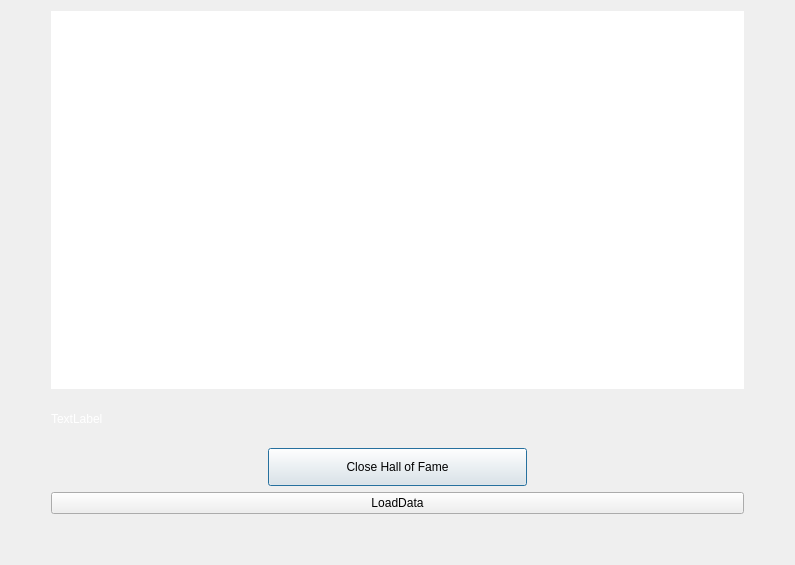
Old version of the form MATF_Chicken_Invaders/forms/hofwindow.ui in the repository a1eksandar1/Chicken-Invaders.
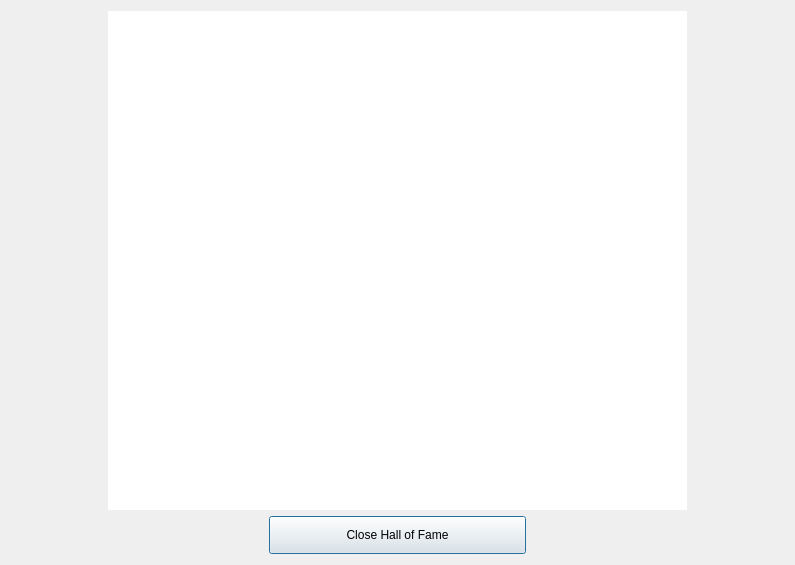
New version of the form. Icons and pictures are not drawn.

```diff
--- a/MATF_Chicken_Invaders/forms/hofwindow.ui
+++ b/MATF_Chicken_Invaders/forms/hofwindow.ui
@@ -16,9 +16,9 @@
   <property name="autoFillBackground">
    <bool>true</bool>
   </property>
-  <layout class="QGridLayout" name="gridLayout_2" rowstretch="0,8,1,0,0,0" columnstretch="0,6,0">
-   <item row="3" column="1">
-    <layout class="QHBoxLayout" name="horizontalLayout_2" stretch="5,6,5">
+  <layout class="QGridLayout" name="gridLayout_2" rowstretch="0,0,0,0,0,0" columnstretch="0">
+   <item row="3" column="0">
+    <layout class="QHBoxLayout" name="horizontalLayout_2" stretch="1,1,1">
      <item>
       <spacer name="horizontalSpacer_6">
        <property name="orientation">
@@ -65,36 +65,12 @@
      </item>
     </layout>
    </item>
-   <item row="3" column="2">
-    <spacer name="horizontalSpacer_4">
-     <property name="orientation">
-      <enum>Qt::Horizontal</enum>
+   <item row="0" column="0">
+    <layout class="QHBoxLayout" name="horizontalLayout" stretch="1,6,1">
+     <property name="spacing">
+      <number>3</number>
      </property>
-     <property name="sizeHint" stdset="0">
-      <size>
-       <width>40</width>
-       <height>20</height>
-      </size>
-     </property>
-    </spacer>
-   </item>
-   <item row="3" column="0">
-    <spacer name="horizontalSpacer_3">
-     <property name="orientation">
-      <enum>Qt::Horizontal</enum>
-     </property>
-     <property name="sizeHint" stdset="0">
-      <size>
-       <width>40</width>
-       <height>20</height>
-      </size>
-     </property>
-    </spacer>
-   </item>
-   <item row="0" column="1">
-    <layout class="QHBoxLayout" name="horizontalLayout"/>
-   </item>
-   <item row="1" column="0">
+     <item>
     <spacer name="horizontalSpacer">
      <property name="orientation">
       <enum>Qt::Horizontal</enum>
@@ -107,50 +83,7 @@
      </property>
     </spacer>
    </item>
-   <item row="5" column="1">
-    <spacer name="verticalSpacer">
-     <property name="orientation">
-      <enum>Qt::Vertical</enum>
-     </property>
-     <property name="sizeHint" stdset="0">
-      <size>
-       <width>20</width>
-       <height>40</height>
-      </size>
-     </property>
-    </spacer>
-   </item>
-   <item row="1" column="2">
-    <spacer name="horizontalSpacer_2">
-     <property name="orientation">
-      <enum>Qt::Horizontal</enum>
-     </property>
-     <property name="sizeHint" stdset="0">
-      <size>
-       <width>40</width>
-       <height>20</height>
-      </size>
-     </property>
-    </spacer>
-   </item>
-   <item row="2" column="1">
-    <widget class="QLabel" name="NewLabel">
-     <property name="styleSheet">
-      <string notr="true">color: rgb(255, 255, 255);</string>
-     </property>
-     <property name="text">
-      <string>TextLabel</string>
-     </property>
-    </widget>
-   </item>
-   <item row="4" column="1">
-    <widget class="QPushButton" name="SqlButton">
-     <property name="text">
-      <string>LoadData</string>
-     </property>
-    </widget>
-   </item>
-   <item row="1" column="1">
+     <item>
     <widget class="QTableView" name="tableView">
      <property name="styleSheet">
       <string notr="true">background-image: url(:/images/backgrounds/gameBackground.png);
@@ -159,7 +92,7 @@
 color:  white;</string>
      </property>
      <property name="showGrid">
-      <bool>false</bool>
+        <bool>true</bool>
      </property>
      <property name="gridStyle">
       <enum>Qt::NoPen</enum>
@@ -171,6 +104,21 @@
       <bool>false</bool>
      </attribute>
     </widget>
+     </item>
+     <item>
+      <spacer name="horizontalSpacer_2">
+       <property name="orientation">
+        <enum>Qt::Horizontal</enum>
+       </property>
+       <property name="sizeHint" stdset="0">
+        <size>
+         <width>40</width>
+         <height>20</height>
+        </size>
+       </property>
+      </spacer>
+     </item>
+    </layout>
    </item>
   </layout>
  </widget>
```
Lines whose indentation alone changed are shown as unchanged.
